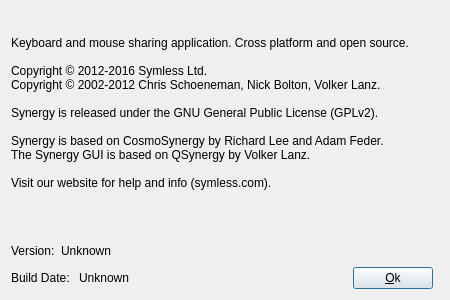
Old version of the form src/gui/src/AboutDialogBase.ui in the repository yshui/synergy-core.
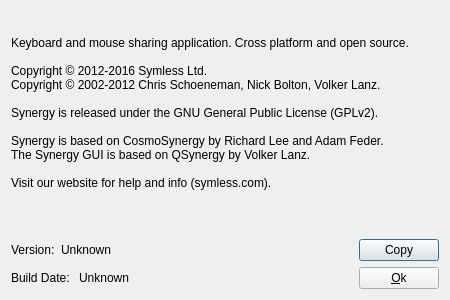
New version of the form. Icons and pictures are not drawn.

Commit message: lots of things sorry. appveyor deploy test stuff ; .gitignore update ; added _GIT_BRANCH ; changed _GIT_REVISION length ; removed _EXP_LEAK_FIX, use the option in configure server->advanced yada yada ; readme.md ; changed installer name (it's longer now sorry) ; copyable version in the about page ; copy button on about page ; will you fight?

The edit to the form file:
```diff
--- a/src/gui/src/AboutDialogBase.ui
+++ b/src/gui/src/AboutDialogBase.ui
@@ -157,9 +157,16 @@
        </property>
       </spacer>
      </item>
+     <item>
+      <widget class="QPushButton" name="m_pButtonCopy">
+       <property name="text">
+        <string>Copy</string>
+       </property>
+      </widget>
+     </item>
     </layout>
    </item>
-   <item row="6" column="1">
+   <item row="6" column="1" colspan="2">
     <layout class="QHBoxLayout" name="horizontalLayout_2">
      <item>
       <widget class="QLabel" name="label_5">
```
Left out of the diff: 3 changed lines with no effect on the pictures. The commit also changes 18 other files.
